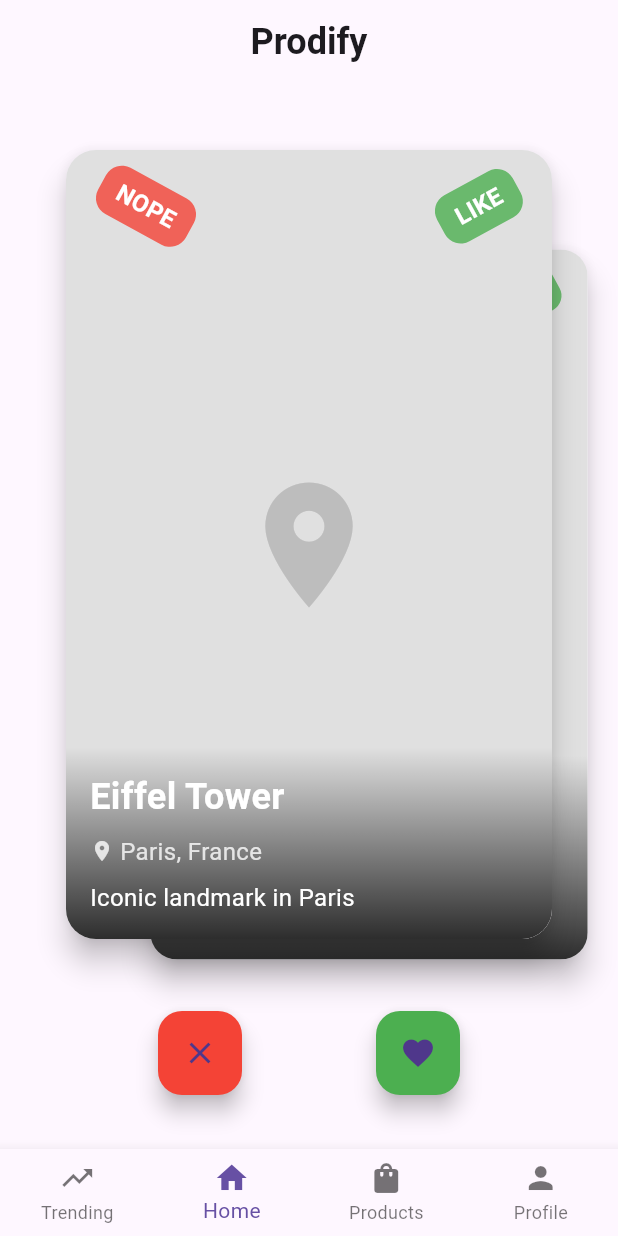
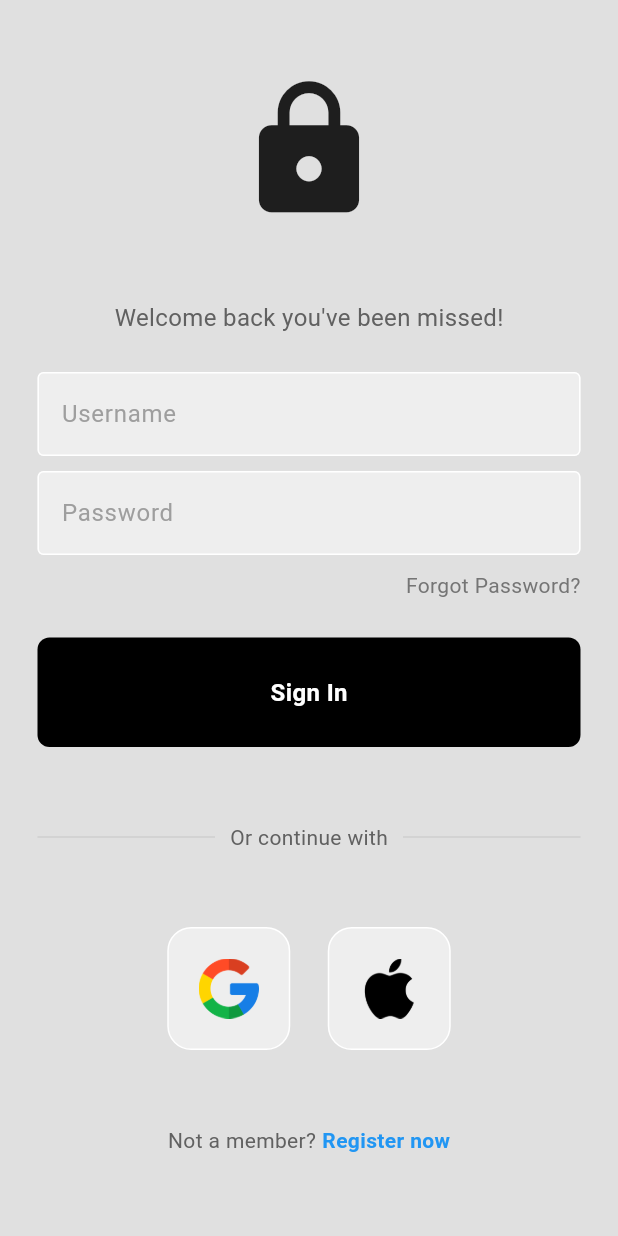
Before and after one commit to dotpranjal/Staymate, a Flutter app: the screen it shows after launch, on a phone screen of 412 x 824 dp. Run offline on Flutter 3.47's test engine with Material 3 defaults, Android fonts, the phone set to English and light mode, and no system bars; drawn by our look-alikes of flutter_card_swiper.

Commit message:
small changes

```diff
--- a/lib/main.dart
+++ b/lib/main.dart
@@ -1,5 +1,6 @@
 // lib/main.dart
 import 'package:flutter/material.dart';
+import 'package:tinder/services/login_service.dart';
 import 'screens/home/home_screen.dart';
 import 'screens/places/places_screen.dart';
 import 'screens/hotels/hotels_screen.dart';
@@ -20,7 +21,7 @@ class PinderApp extends StatelessWidget {
         primarySwatch: Colors.blue,
         visualDensity: VisualDensity.adaptivePlatformDensity,
       ),
-      home: const MainScreen(),
+      home: LoginService(),
     );
   }
 }
--- /dev/null
+++ b/lib/services/login_service.dart
@@ -0,0 +1,166 @@
+import 'package:flutter/material.dart';
+import 'package:tinder/services/my_button.dart';
+import 'package:tinder/services/mytextfield.dart';
+import 'package:tinder/services/square_tile.dart';
+
+class LoginService extends StatelessWidget {
+  LoginService({super.key});
+
+  //text editing controllers
+
+  final usernameController = TextEditingController();
+  final passwordController = TextEditingController();
+
+  //signin user methods
+
+  void signUserIn() {
+
+  }
+
+  @override
+  Widget build(BuildContext context) {
+    return Scaffold(
+      backgroundColor: Colors.grey[300],
+      body: SafeArea(
+        child: SingleChildScrollView(
+          child: Center(
+            child: Column(
+              mainAxisAlignment: MainAxisAlignment.center,
+              children: [
+
+                const SizedBox(height: 50),
+
+                //logo
+                const Icon(
+                  Icons.lock,
+                  size: 100,
+                ),
+
+                const SizedBox(height: 50),
+                //hello how've you been
+
+                Text(
+                  "Welcome back you\'ve been missed!",
+                  style: TextStyle(color: Colors.grey[700],
+                  fontSize: 16,
+                  ),
+                  ),
+
+                const SizedBox(height: 25),
+
+                //username
+
+                Mytextfield(
+                  controller: usernameController,
+                  hintText: 'Username',
+                  obscureText: false,
+                ),
+
+
+                const SizedBox(height: 10,),
+                //password
+                Mytextfield(
+                  controller: passwordController,
+                  hintText: 'Password',
+                  obscureText: true,
+
+                ),
+
+                const SizedBox(height: 10,),
+
+                //forgot passowrd
+                Padding(
+                  padding: const EdgeInsets.symmetric(horizontal: 25.0),
+                  child: Row(
+                    mainAxisAlignment: MainAxisAlignment.end,
+                    children: [
+                      Text(
+                        'Forgot Password?',
+                         style: TextStyle(color: Colors.grey[600]),
+                        ),
+                    ],
+                  ),
+                ),
+
+
+                const SizedBox(height: 25,),
+
+                MyButton(
+                  onTap: signUserIn,
+                ),
+
+
+                const SizedBox(height: 50,),
+
+
+                Padding(
+                  padding: const EdgeInsets.symmetric(horizontal: 25.0),
+                  child: Row(
+                    children: [
+
+                      Expanded(
+                        child: Divider(
+                          thickness: 0.5,
+                          color: Colors.grey[400],
+                        ),
+                      ),
+
+                      Padding(
+                        padding: const EdgeInsets.symmetric(horizontal: 10.0),
+                        child: Text(
+                          'Or continue with',
+                          style: TextStyle(color: Colors.grey[700]),
+                          ),
+                      ),
+
+                      Expanded(
+                        child: Divider(
+                          thickness: 0.5,
+                          color: Colors.grey[400],
+                        ),
+                      ),
+
+                    ],
+                  ),
+                ),
+                //google + apple signin
+                const SizedBox(height: 50,),
+
+
+                Row(
+                  mainAxisAlignment: MainAxisAlignment.center,
+                  children: const [
+                    //google button
+                    SquareTile(imagePath: 'lib/assets/google.png'),
+
+                    SizedBox(width: 25,),
+                    //apple button
+                    SquareTile(imagePath: 'lib/assets/apple.png'),
+                  ],
+                ),
+
+                const SizedBox(height: 50,),
+
+
+                //not a memeber sign up.
+                Row(
+                  mainAxisAlignment: MainAxisAlignment.center,
+                  children: [
+                    Text('Not a member?', style: TextStyle(color: Colors.grey[700]),),
+                    const SizedBox(width: 4,),
+                    Text(
+                      'Register now',
+                      style: TextStyle(
+                        color: Colors.blue,
+                        fontWeight: FontWeight.bold,
+                      ),
+                      ),
+                  ],
+                )
+              ],),
+          ),
+        ),
+      ),
+    );
+  }
+}
--- /dev/null
+++ b/lib/services/my_button.dart
@@ -0,0 +1,31 @@
+import 'package:flutter/material.dart';
+class MyButton extends StatelessWidget {
+
+  final Function()? onTap;
+  const MyButton({super.key, required this.onTap});
+
+  @override
+  Widget build(BuildContext context) {
+    return GestureDetector(
+      onTap: onTap ,
+      child: Container(
+        padding: const EdgeInsets.all(25),
+        margin: const EdgeInsets.symmetric(horizontal: 25),
+        decoration: BoxDecoration(
+          color: Colors.black,
+          borderRadius: BorderRadius.circular(8),
+          ),
+        child: const Center(
+          child: Text(
+            'Sign In',
+            style: TextStyle(
+              color: Colors.white,
+              fontWeight: FontWeight.bold,
+              fontSize: 16,
+              ),
+            ),
+            ),
+      ),
+    );
+  }
+}
--- /dev/null
+++ b/lib/services/mytextfield.dart
@@ -0,0 +1,36 @@
+import 'package:flutter/material.dart';
+class Mytextfield extends StatelessWidget {
+  final controller;
+  final String hintText;
+  final bool obscureText;
+
+  const Mytextfield({
+    super.key,
+    required this.controller,
+    required this.hintText,
+    required this.obscureText,
+    });
+
+  @override
+  Widget build(BuildContext context) {
+    return Padding(
+                padding: const EdgeInsets.symmetric(horizontal: 25.0),
+                child: TextField(
+                  controller: controller,
+                  obscureText: obscureText,
+                  decoration: InputDecoration(
+                    enabledBorder: const OutlineInputBorder(
+                      borderSide: BorderSide(color: Colors.white),
+                    ),
+                    focusedBorder: OutlineInputBorder(
+                      borderSide: BorderSide(color: Colors.grey.shade400),
+                    ),
+                    fillColor: Colors.grey.shade200,
+                    filled: true,
+                    hintText: hintText,
+                    hintStyle: TextStyle(color: Colors.grey[500])
+                  ),
+                ),
+              );
+  }
+}
--- /dev/null
+++ b/lib/services/square_tile.dart
@@ -0,0 +1,22 @@
+import 'package:flutter/material.dart';
+class SquareTile extends StatelessWidget {
+
+  final String imagePath;
+  const SquareTile({
+    super.key,
+    required this.imagePath,
+    });
+
+  @override
+  Widget build(BuildContext context) {
+    return Container(
+      padding: EdgeInsets.all(20),
+      decoration: BoxDecoration(
+        border: Border.all(color: Colors.white),
+        borderRadius: BorderRadius.circular(16),
+        color: Colors.grey[200],
+          ),
+      child: Image.asset(imagePath, height: 40,),
+    );
+  }
+}
--- a/pubspec.yaml
+++ b/pubspec.yaml
@@ -60,9 +60,9 @@ flutter:
   uses-material-design: true
 
   # To add assets to your application, add an assets section, like this:
-  # assets:
-  #   - images/a_dot_burr.jpeg
-  #   - images/a_dot_ham.jpeg
+  assets:
+    - lib/assets/
+    # - images/a_dot_ham.jpeg
 
   # An image asset can refer to one or more resolution-specific "variants", see
   # https://flutter.dev/to/resolution-aware-images
```
Also changed, not shown: lib/assets/apple.png (added), lib/assets/google.png (added), lib/services/auth_service.dart (deleted).
